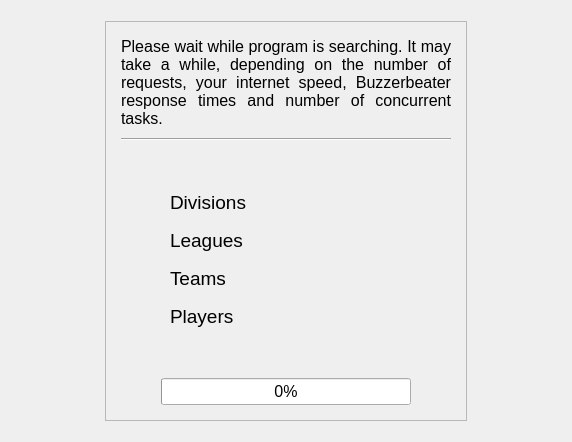
Before: the Qt Designer form source/progresswidget.ui in radszy/ntscout, drawn with Qt 5.
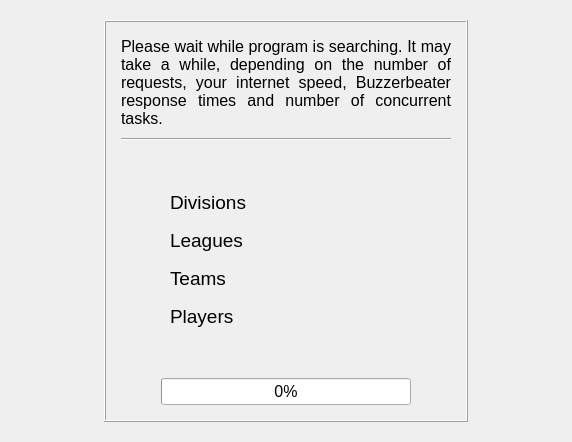
After: the same form once the commit is applied.

Commit message: fixed country widget windows showing up frame shape change fix opening file/directory on windows

```diff
--- a/source/progresswidget.ui
+++ b/source/progresswidget.ui
@@ -61,7 +61,7 @@
       <item>
        <widget class="QFrame" name="frame">
         <property name="frameShape">
-         <enum>QFrame::StyledPanel</enum>
+         <enum>QFrame::Box</enum>
         </property>
         <property name="frameShadow">
          <enum>QFrame::Raised</enum>
```
The commit also changes 5 other files.
